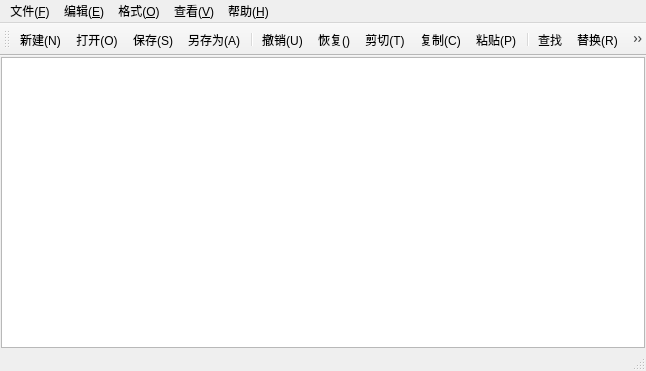
Before: the Qt Designer form MyNotepad/mainwindow.ui in wohaoleiaaa/qt, drawn with Qt 5.
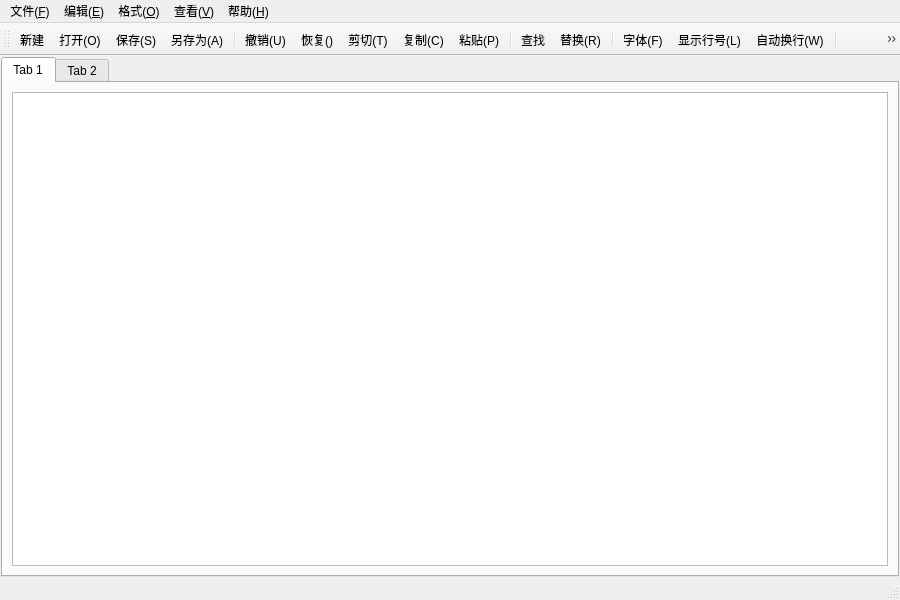
After: the same form once the commit is applied. Icons and pictures are not drawn.

Commit message: finish mainwindow ui

```diff
--- a/MyNotepad/mainwindow.ui
+++ b/MyNotepad/mainwindow.ui
@@ -6,10 +6,16 @@
    <rect>
     <x>0</x>
     <y>0</y>
-    <width>646</width>
-    <height>371</height>
+    <width>900</width>
+    <height>600</height>
    </rect>
   </property>
+  <property name="minimumSize">
+   <size>
+    <width>900</width>
+    <height>600</height>
+   </size>
+  </property>
   <property name="windowTitle">
    <string>MainWindow</string>
   </property>
@@ -31,7 +37,33 @@
      <number>1</number>
     </property>
     <item>
-     <widget class="QPlainTextEdit" name="textEdit"/>
+     <widget class="QTabWidget" name="tabWidget">
+      <property name="currentIndex">
+       <number>0</number>
+      </property>
+      <widget class="QWidget" name="tab">
+       <attribute name="title">
+        <string>Tab 1</string>
+       </attribute>
+       <layout class="QHBoxLayout" name="horizontalLayout">
+        <item>
+         <widget class="QPlainTextEdit" name="textEdit">
+          <property name="minimumSize">
+           <size>
+            <width>2</width>
+            <height>0</height>
+           </size>
+          </property>
+         </widget>
+        </item>
+       </layout>
+      </widget>
+      <widget class="QWidget" name="tab_2">
+       <attribute name="title">
+        <string>Tab 2</string>
+       </attribute>
+      </widget>
+     </widget>
     </item>
    </layout>
   </widget>
@@ -40,7 +72,7 @@
     <rect>
      <x>0</x>
      <y>0</y>
-     <width>646</width>
+     <width>900</width>
      <height>21</height>
     </rect>
    </property>
@@ -139,7 +171,7 @@
      <normaloff>:/img/add.png</normaloff>:/img/add.png</iconset>
    </property>
    <property name="text">
-    <string>新建(&amp;N)</string>
+    <string>新建</string>
    </property>
    <property name="toolTip">
     <string>新建</string>
```
The commit also changes 3 other files.
